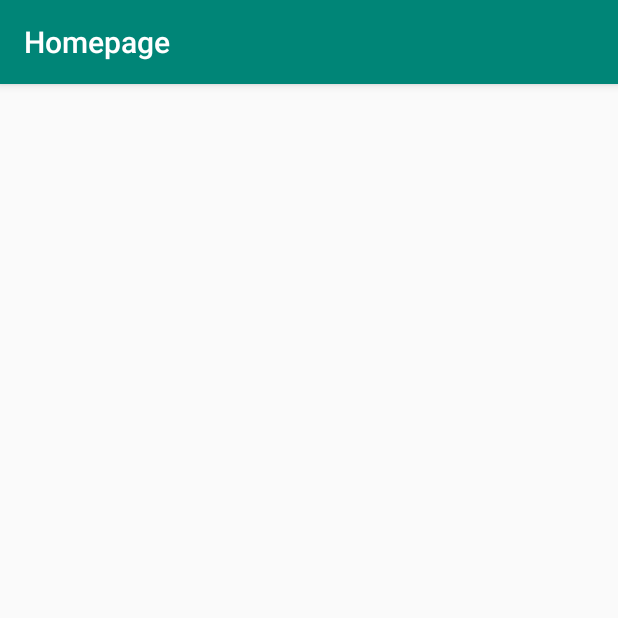
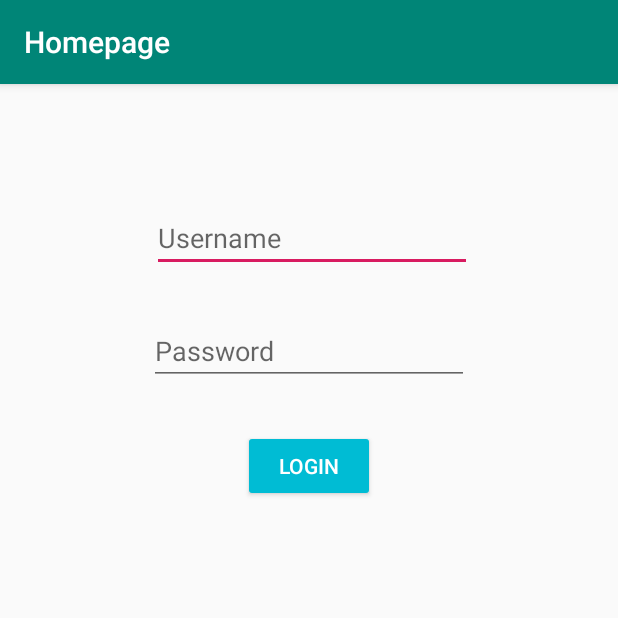
Before and after one commit to PSoysauce/3354-theboyz, an Android app: the LoginPage screen opened directly, with no data from a screen before it, on a phone screen of 412 x 824 dp, the top half of it. Run offline under Robolectric (Android 15) with nearby library versions, the phone set to English and light mode, and no system bars.

Commit message:
Added the login page layout and also basic functionality for the login page

```diff
--- a/Homepage/app/src/main/java/com/example/homepage/LoginPage.java
+++ b/Homepage/app/src/main/java/com/example/homepage/LoginPage.java
@@ -3,12 +3,40 @@ package com.example.homepage;
 import androidx.appcompat.app.AppCompatActivity;
 
 import android.os.Bundle;
+import android.view.View;
+import android.widget.Button;
+import android.widget.EditText;
 
 public class LoginPage extends AppCompatActivity {
+
+    private Button login;
 
     @Override
     protected void onCreate(Bundle savedInstanceState) {
         super.onCreate(savedInstanceState);
         setContentView(R.layout.activity_login_page);
+
+        login = findViewById(R.id.login_button);
+        login.setOnClickListener(new View.OnClickListener() {
+            @Override
+            public void onClick(View view) {
+                EditText username = findViewById(R.id.usr);
+                EditText password = findViewById(R.id.pss);
+                if(login(username, password)) {
+                    //do login stuff
+                }
+                else {
+                    //print login error
+                }
+            }
+        });
+
     }
+
+    //function login will take the username and password and will check with the databse to see if it is valid
+    protected boolean login(EditText usr, EditText pass) {
+        //database call (usr.getText().toString(), pass.getText().toString());
+        return true;
+    }
+
 }
--- a/Homepage/app/src/main/res/layout/activity_login_page.xml
+++ b/Homepage/app/src/main/res/layout/activity_login_page.xml
@@ -6,4 +6,51 @@
     android:layout_height="match_parent"
     tools:context=".LoginPage">
 
+    <ImageView
+        android:id="@+id/imageView3"
+        android:layout_width="wrap_content"
+        android:layout_height="wrap_content"
+        android:layout_marginTop="50dp"
+        app:layout_constraintEnd_toEndOf="parent"
+        app:layout_constraintStart_toStartOf="parent"
+        app:layout_constraintTop_toTopOf="parent"
+        tools:srcCompat="@tools:sample/avatars" />
+
+    <EditText
+        android:id="@+id/usr"
+        android:layout_width="wrap_content"
+        android:layout_height="wrap_content"
+        android:layout_marginStart="4dp"
+        android:layout_marginTop="30dp"
+        android:ems="10"
+        android:hint="Username"
+        android:inputType="textEmailAddress"
+        app:layout_constraintEnd_toEndOf="parent"
+        app:layout_constraintStart_toStartOf="parent"
+        app:layout_constraintTop_toBottomOf="@+id/imageView3" />
+
+    <EditText
+        android:id="@+id/pss"
+        android:layout_width="wrap_content"
+        android:layout_height="wrap_content"
+        android:layout_marginTop="30dp"
+        android:ems="10"
+        android:hint="Password"
+        android:inputType="textPassword"
+        app:layout_constraintEnd_toEndOf="parent"
+        app:layout_constraintStart_toStartOf="parent"
+        app:layout_constraintTop_toBottomOf="@+id/usr" />
+
+    <Button
+        android:id="@+id/login_button"
+        style="@style/Widget.AppCompat.Button.Colored"
+        android:layout_width="wrap_content"
+        android:layout_height="wrap_content"
+        android:layout_marginTop="30dp"
+        android:backgroundTint="#00BCD4"
+        android:text="Login"
+        app:layout_constraintEnd_toEndOf="parent"
+        app:layout_constraintStart_toStartOf="parent"
+        app:layout_constraintTop_toBottomOf="@+id/pss" />
+
 </androidx.constraintlayout.widget.ConstraintLayout>
```
